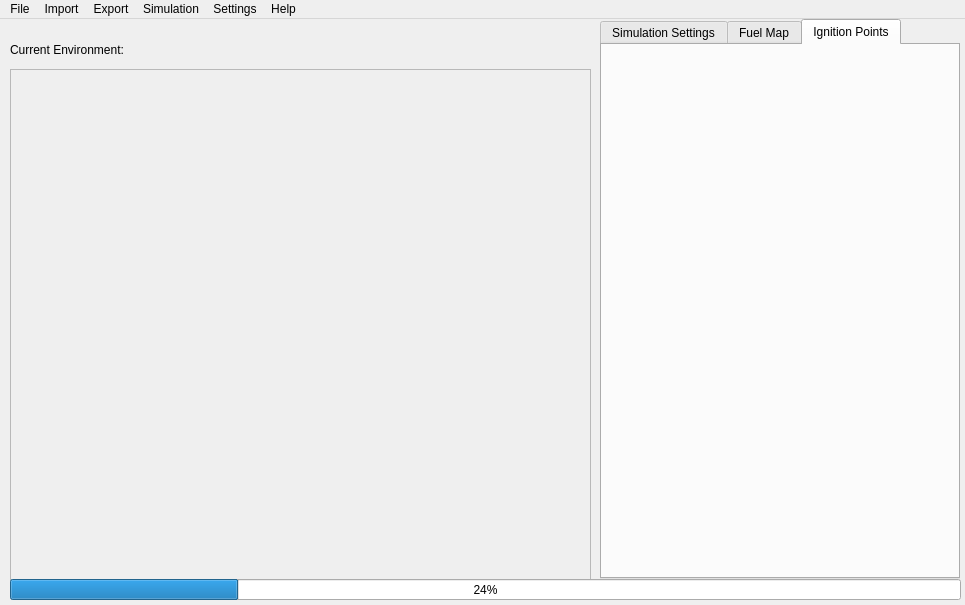
Above: src/qt_files/MainWindow.ui from luckek/FireScapeRx-dev before the change. Below: the same form after it.
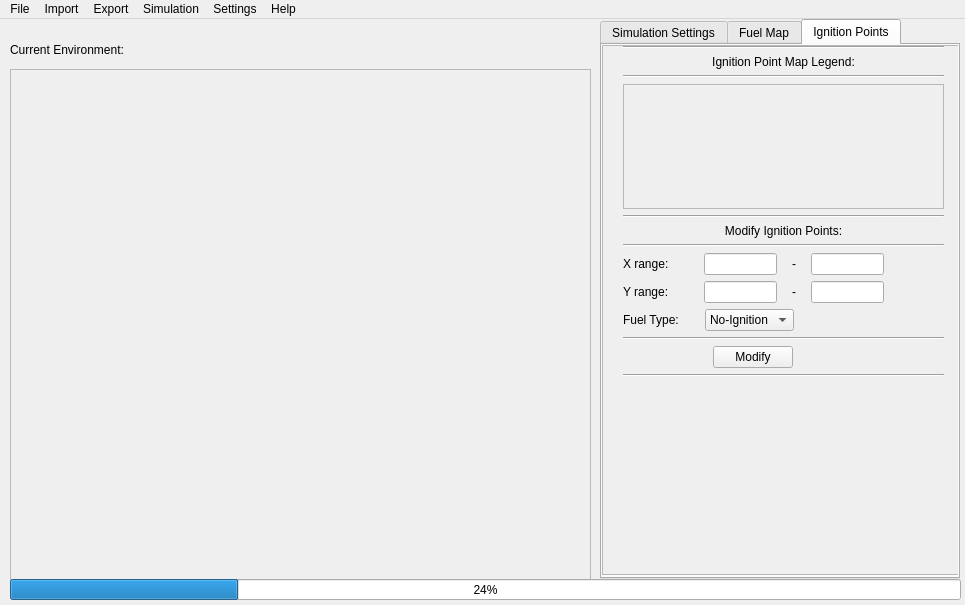
That is the form after the change. The open tabs and pages were chosen to show the change.

Commit message: Incorporated initial ignition point modification functionality

Patch:
```diff
--- a/src/qt_files/MainWindow.ui
+++ b/src/qt_files/MainWindow.ui
@@ -686,6 +686,312 @@
      <attribute name="title">
       <string>Ignition Points</string>
      </attribute>
+     <widget class="QScrollArea" name="ignition_point_scroll_area">
+      <property name="geometry">
+       <rect>
+        <x>0</x>
+        <y>0</y>
+        <width>360</width>
+        <height>530</height>
+       </rect>
+      </property>
+      <property name="widgetResizable">
+       <bool>true</bool>
+      </property>
+      <widget class="QWidget" name="ignition_point_scroll_area_widget_contents">
+       <property name="geometry">
+        <rect>
+         <x>0</x>
+         <y>0</y>
+         <width>358</width>
+         <height>528</height>
+        </rect>
+       </property>
+       <widget class="QWidget" name="verticalLayoutWidget_4">
+        <property name="geometry">
+         <rect>
+          <x>20</x>
+          <y>0</y>
+          <width>321</width>
+          <height>331</height>
+         </rect>
+        </property>
+        <layout class="QVBoxLayout" name="verticalLayout_4">
+         <item>
+          <widget class="Line" name="line_20">
+           <property name="orientation">
+            <enum>Qt::Horizontal</enum>
+           </property>
+          </widget>
+         </item>
+         <item>
+          <widget class="QLabel" name="fuel_type_legend_label_3">
+           <property name="text">
+            <string>Ignition Point Map Legend:</string>
+           </property>
+           <property name="alignment">
+            <set>Qt::AlignCenter</set>
+           </property>
+          </widget>
+         </item>
+         <item>
+          <widget class="Line" name="line_21">
+           <property name="orientation">
+            <enum>Qt::Horizontal</enum>
+           </property>
+          </widget>
+         </item>
+         <item>
+          <widget class="QScrollArea" name="ignition_point_map_legend_scroll_area">
+           <property name="widgetResizable">
+            <bool>true</bool>
+           </property>
+           <widget class="QWidget" name="ingition_point_map_legend_scroll_area_widget_contents">
+            <property name="geometry">
+             <rect>
+              <x>0</x>
+              <y>0</y>
+              <width>317</width>
+              <height>109</height>
+             </rect>
+            </property>
+           </widget>
+          </widget>
+         </item>
+         <item>
+          <widget class="Line" name="line_22">
+           <property name="orientation">
+            <enum>Qt::Horizontal</enum>
+           </property>
+          </widget>
+         </item>
+         <item>
+          <widget class="QLabel" name="modify_ignition_point_label">
+           <property name="text">
+            <string>Modify Ignition Points:</string>
+           </property>
+           <property name="alignment">
+            <set>Qt::AlignCenter</set>
+           </property>
+          </widget>
+         </item>
+         <item>
+          <widget class="Line" name="line_23">
+           <property name="orientation">
+            <enum>Qt::Horizontal</enum>
+           </property>
+          </widget>
+         </item>
+         <item>
+          <layout class="QGridLayout" name="gridLayout_3">
+           <property name="horizontalSpacing">
+            <number>15</number>
+           </property>
+           <item row="0" column="1">
+            <spacer name="horizontalSpacer_16">
+             <property name="orientation">
+              <enum>Qt::Horizontal</enum>
+             </property>
+             <property name="sizeType">
+              <enum>QSizePolicy::Fixed</enum>
+             </property>
+             <property name="sizeHint" stdset="0">
+              <size>
+               <width>20</width>
+               <height>20</height>
+              </size>
+             </property>
+            </spacer>
+           </item>
+           <item row="0" column="2">
+            <widget class="QLineEdit" name="x_range_min_line_edit_3"/>
+           </item>
+           <item row="1" column="0">
+            <widget class="QLabel" name="label_11">
+             <property name="text">
+              <string>Y range:</string>
+             </property>
+             <property name="margin">
+              <number>2</number>
+             </property>
+            </widget>
+           </item>
+           <item row="1" column="4">
+            <widget class="QLineEdit" name="y_range_max_line_edit_3">
+             <property name="placeholderText">
+              <string/>
+             </property>
+            </widget>
+           </item>
+           <item row="0" column="4">
+            <widget class="QLineEdit" name="x_range_max_line_edit_3"/>
+           </item>
+           <item row="0" column="0">
+            <widget class="QLabel" name="label_12">
+             <property name="text">
+              <string>X range:</string>
+             </property>
+             <property name="margin">
+              <number>2</number>
+             </property>
+            </widget>
+           </item>
+           <item row="1" column="3">
+            <widget class="QLabel" name="label_13">
+             <property name="text">
+              <string>-</string>
+             </property>
+            </widget>
+           </item>
+           <item row="1" column="2">
+            <widget class="QLineEdit" name="y_range_min_line_edit_3"/>
+           </item>
+           <item row="0" column="3">
+            <widget class="QLabel" name="label_14">
+             <property name="text">
+              <string>-</string>
+             </property>
+            </widget>
+           </item>
+           <item row="0" column="5">
+            <spacer name="horizontalSpacer_17">
+             <property name="orientation">
+              <enum>Qt::Horizontal</enum>
+             </property>
+             <property name="sizeType">
+              <enum>QSizePolicy::Fixed</enum>
+             </property>
+             <property name="sizeHint" stdset="0">
+              <size>
+               <width>60</width>
+               <height>20</height>
+              </size>
+             </property>
+            </spacer>
+           </item>
+          </layout>
+         </item>
+         <item>
+          <layout class="QHBoxLayout" name="horizontalLayout_9">
+           <item>
+            <widget class="QLabel" name="label_15">
+             <property name="text">
+              <string>Fuel Type:</string>
+             </property>
+             <property name="margin">
+              <number>1</number>
+             </property>
+            </widget>
+           </item>
+           <item>
+            <spacer name="horizontalSpacer_18">
+             <property name="orientation">
+              <enum>Qt::Horizontal</enum>
+             </property>
+             <property name="sizeType">
+              <enum>QSizePolicy::Fixed</enum>
+             </property>
+             <property name="sizeHint" stdset="0">
+              <size>
+               <width>20</width>
+               <height>20</height>
+              </size>
+             </property>
+            </spacer>
+           </item>
+           <item>
+            <widget class="QComboBox" name="fuel_type_combo_box_3">
+             <property name="currentText">
+              <string>No-Ignition</string>
+             </property>
+             <property name="currentIndex">
+              <number>0</number>
+             </property>
+             <item>
+              <property name="text">
+               <string>No-Ignition</string>
+              </property>
+             </item>
+             <item>
+              <property name="text">
+               <string>Ignition</string>
+              </property>
+             </item>
+            </widget>
+           </item>
+           <item>
+            <spacer name="horizontalSpacer_19">
+             <property name="orientation">
+              <enum>Qt::Horizontal</enum>
+             </property>
+             <property name="sizeHint" stdset="0">
+              <size>
+               <width>40</width>
+               <height>20</height>
+              </size>
+             </property>
+            </spacer>
+           </item>
+          </layout>
+         </item>
+         <item>
+          <widget class="Line" name="line_24">
+           <property name="orientation">
+            <enum>Qt::Horizontal</enum>
+           </property>
+          </widget>
+         </item>
+         <item>
+          <layout class="QHBoxLayout" name="horizontalLayout_10">
+           <item>
+            <spacer name="horizontalSpacer_20">
+             <property name="orientation">
+              <enum>Qt::Horizontal</enum>
+             </property>
+             <property name="sizeType">
+              <enum>QSizePolicy::Fixed</enum>
+             </property>
+             <property name="sizeHint" stdset="0">
+              <size>
+               <width>90</width>
+               <height>20</height>
+              </size>
+             </property>
+            </spacer>
+           </item>
+           <item>
+            <widget class="QPushButton" name="modify_ign_points_button">
+             <property name="text">
+              <string>Modify</string>
+             </property>
+            </widget>
+           </item>
+           <item>
+            <spacer name="horizontalSpacer_21">
+             <property name="orientation">
+              <enum>Qt::Horizontal</enum>
+             </property>
+             <property name="sizeHint" stdset="0">
+              <size>
+               <width>40</width>
+               <height>20</height>
+              </size>
+             </property>
+            </spacer>
+           </item>
+          </layout>
+         </item>
+         <item>
+          <widget class="Line" name="line_25">
+           <property name="orientation">
+            <enum>Qt::Horizontal</enum>
+           </property>
+          </widget>
+         </item>
+        </layout>
+       </widget>
+      </widget>
+     </widget>
     </widget>
    </widget>
    <widget class="QWidget" name="horizontalLayoutWidget">
```
Left out of the diff: 2 changed lines with no effect on the pictures. The commit also changes 5 other files.
